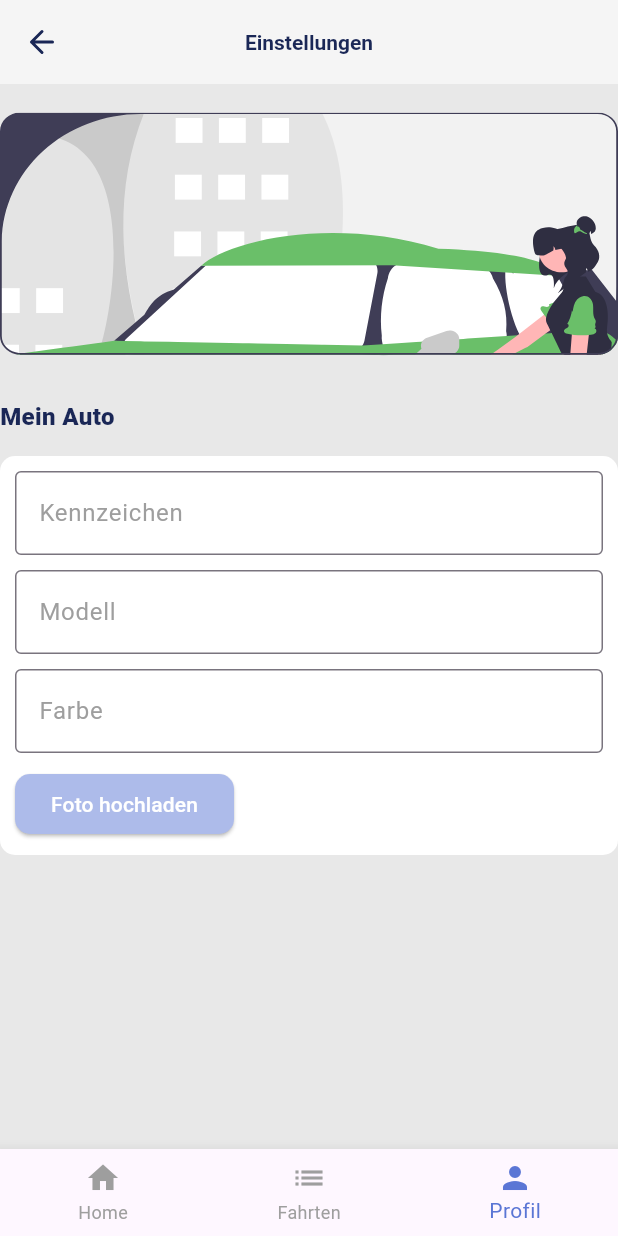
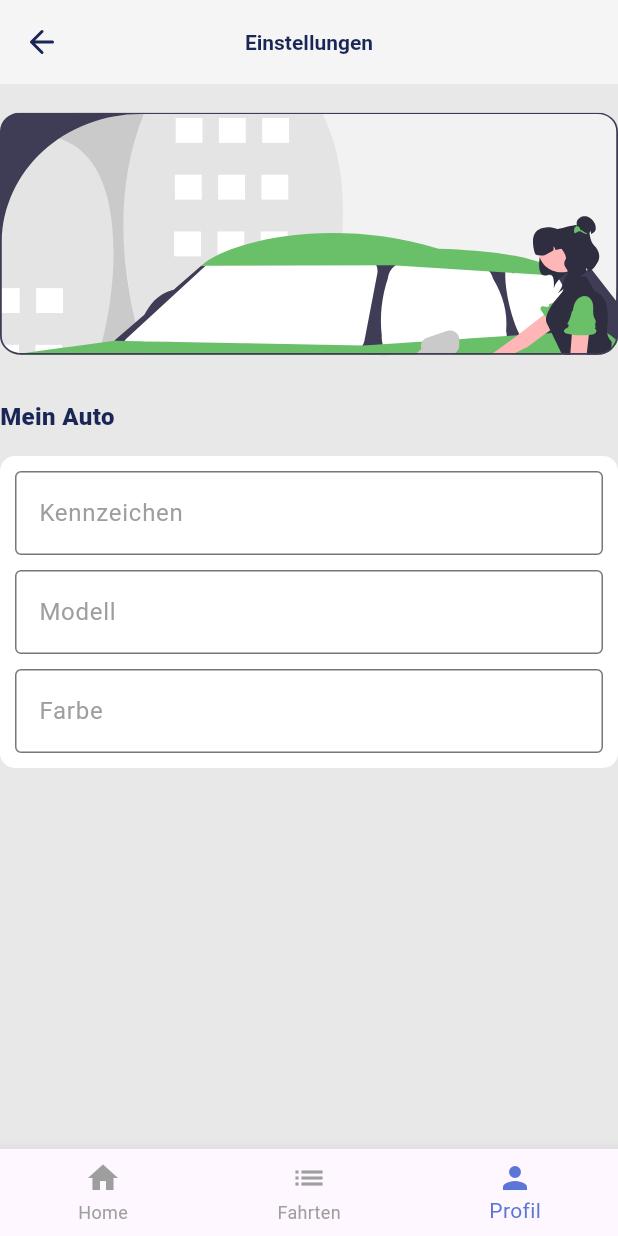
Before and after one commit to felix00112/carpooling_app, a Flutter app: the CarDetailsPage screen opened directly, on a phone screen of 412 x 824 dp. Run offline on Flutter 3.47's test engine with Material 3 defaults, Android fonts, the phone set to English and light mode, and no system bars; our stand-ins replace flutter_map, flutter_svg, font_awesome_flutter, image_picker, latlong2, supabase_flutter; missing offline and left inert: geocoding_resolver; accounts and stored records are empty; statements that could not run were skipped.

Commit message:
bild pickee ist raus. yaml datei entsprechend edited

```diff
--- a/lib/pages/car_details.dart
+++ b/lib/pages/car_details.dart
@@ -2,9 +2,6 @@ import 'package:carpooling_app/constants/colors.dart';
 import 'package:flutter/material.dart';
 import 'package:flutter_svg/flutter_svg.dart';
 import 'package:carpooling_app/constants/navigationBar.dart';
-import 'package:image_picker/image_picker.dart';
-import 'dart:io'; // Import für File
-import 'package:flutter/foundation.dart' show kIsWeb; // Import für kIsWeb
 
 import '../constants/constants.dart';
 
@@ -22,41 +19,11 @@ class _CarDetailsPageState extends State<CarDetailsPage> {
   final TextEditingController _modelController = TextEditingController();
   final TextEditingController _colorController = TextEditingController(); // Controller für Farbe
 
-  // Image picker
-  final ImagePicker _picker = ImagePicker();
-  XFile? _imageFile;
-
-  void _onTabTapped(int index) {
-    setState(() {
-      _currentIndex = index;
-    });
-
-    // Navigation zu den entsprechenden Seiten basierend auf dem Index
-    switch (index) {
-      case 0:
-        Navigator.pushNamed(context, '/home');
-        break;
-      case 1:
-        Navigator.pushNamed(context, '/fahrten');
-        break;
-      case 2:
-        Navigator.pushNamed(context, '/profil');
-        break;
-    }
-  }
-
-  Future<void> _pickImage() async {
-    final XFile? pickedFile = await _picker.pickImage(source: ImageSource.gallery);
-    setState(() {
-      _imageFile = pickedFile;
-    });
-  }
-
   @override
   void dispose() {
     _licensePlateController.dispose();
     _modelController.dispose();
-    _colorController.dispose(); // Dispose color controller
+    _colorController.dispose();
     super.dispose();
   }
 
@@ -66,7 +33,24 @@ class _CarDetailsPageState extends State<CarDetailsPage> {
     return Scaffold(
       bottomNavigationBar: CustomBottomNavigationBar(
         currentIndex: _currentIndex,
-        onTap: _onTabTapped,
+        onTap: (index) {
+          setState(() {
+            _currentIndex = index;
+          });
+
+          // Navigation zu den entsprechenden Seiten basierend auf dem Index
+          switch (index) {
+            case 0:
+              Navigator.pushNamed(context, '/home');
+              break;
+            case 1:
+              Navigator.pushNamed(context, '/fahrten');
+              break;
+            case 2:
+              Navigator.pushNamed(context, '/profil');
+              break;
+          }
+        },
       ),
       appBar: AppBar( //header
         backgroundColor: background_grey,
@@ -101,8 +85,8 @@ class _CarDetailsPageState extends State<CarDetailsPage> {
               child: Center(
                 child: SvgPicture.asset(
                   'assets/images/undraw_city_driver.svg',
-                  width: Sizes.width, // Passe Breite an
-                  height: Sizes.height, // Passe Höhe an
+                  width: Sizes.width,
+                  height: Sizes.height,
                   fit: BoxFit.contain,
                 ),
               ),
@@ -169,37 +153,6 @@ class _CarDetailsPageState extends State<CarDetailsPage> {
                       ),
                       cursorColor: button_blue,
                     ),
-                    SizedBox(height: Sizes.paddingRegular),
-                    Row(
-                      children: [
-                        ElevatedButton(
-                          onPressed: _pickImage,
-                          style: ElevatedButton.styleFrom(
-                            backgroundColor: button_lightblue, // Hintergrundfarbe des Buttons
-                            foregroundColor: Colors.white, // Textfarbe des Buttons
-                            shape: RoundedRectangleBorder(
-                              borderRadius: BorderRadius.circular(Sizes.borderRadius10), // Abrundung des Buttons
-                            ),
-                          ),
-                          child: Text('Foto hochladen'),
-                        ),
-                        SizedBox(width: Sizes.paddingRegular), // Abstand zwischen Button und Bild
-                        if (_imageFile != null)
-                          kIsWeb
-                              ? Image.network(
-                                  _imageFile!.path,
-                                  width: 150,
-                                  height: 150,
-                                  fit: BoxFit.contain,
-                                )
-                              : Image.file(
-                                  File(_imageFile!.path),
-                                  width: 150,
-                                  height: 150,
-                                  fit: BoxFit.contain,
-                                ),
-                      ],
-                    ),
                   ],
                 ),
               ),
```
